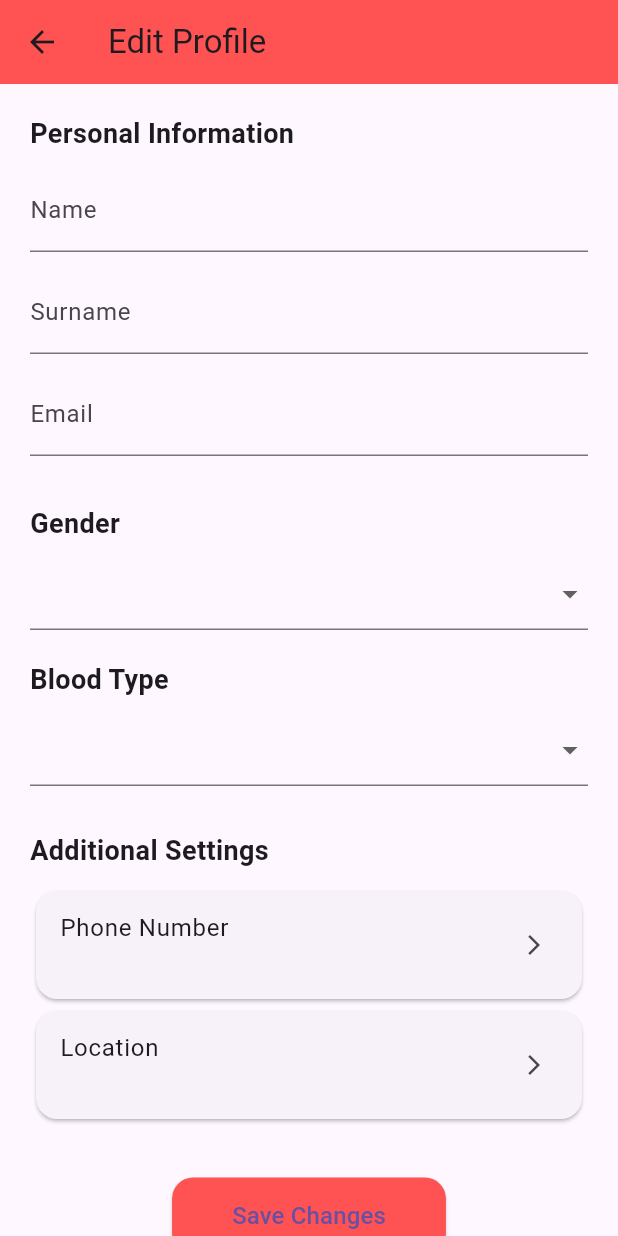
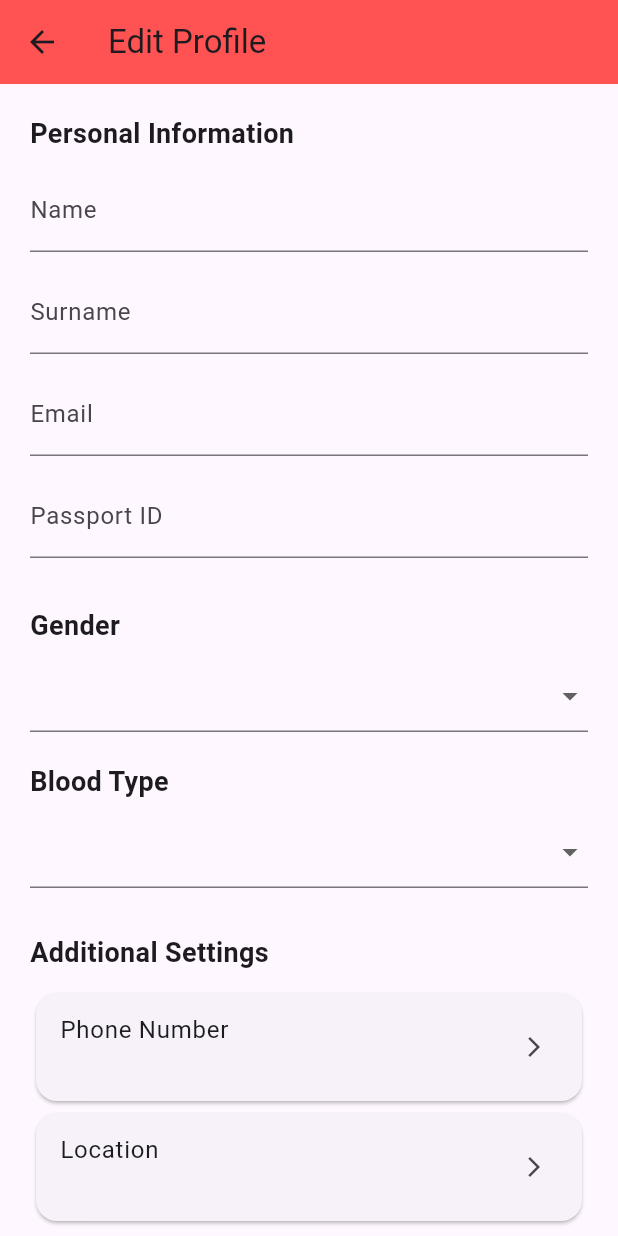
Before and after one commit to Durdana4/B-Life, a Flutter app: the EditProfileScreen screen opened directly with empty values, on a phone screen of 412 x 824 dp. Run offline on Flutter 3.47's test engine with Material 3 defaults, Android fonts, the phone set to English and light mode, and no system bars; our stand-ins replace mask_text_input_formatter, sqflite; accounts and stored records are empty.

Commit message:
Improve profile & request editing: add fields, fix date picker

```diff
--- a/lib/screens/profile/edit_profile_screen.dart
+++ b/lib/screens/profile/edit_profile_screen.dart
@@ -2,7 +2,7 @@ import 'package:flutter/material.dart';
 import '../../models/user_model.dart';
 import '../../services/database/database_helper.dart';
 import 'edit_phone_screen.dart';
-import 'edit_location_screen.dart' show EditLocationScreen;   // FIXED IMPORT
+import 'edit_location_screen.dart';
 
 class EditProfileScreen extends StatefulWidget {
   final UserModel user;
@@ -19,6 +19,7 @@ class _EditProfileScreenState extends State<EditProfileScreen> {
   late TextEditingController nameCtrl;
   late TextEditingController surnameCtrl;
   late TextEditingController emailCtrl;
+  late TextEditingController passportCtrl;
 
   String? selectedGender;
   String? selectedBloodType;
@@ -30,6 +31,7 @@ class _EditProfileScreenState extends State<EditProfileScreen> {
     nameCtrl = TextEditingController(text: widget.user.name);
     surnameCtrl = TextEditingController(text: widget.user.surname);
     emailCtrl = TextEditingController(text: widget.user.email);
+    passportCtrl = TextEditingController(text: widget.user.passportId);
 
     selectedGender = widget.user.gender;
     selectedBloodType = widget.user.bloodType;
@@ -44,6 +46,7 @@ class _EditProfileScreenState extends State<EditProfileScreen> {
       email: emailCtrl.text.trim(),
       gender: selectedGender!,
       bloodType: selectedBloodType!,
+      passportId: passportCtrl.text.trim(),
     );
 
     await DatabaseHelper.instance.updateUser(updatedUser);
@@ -70,11 +73,14 @@ class _EditProfileScreenState extends State<EditProfileScreen> {
               _input(surnameCtrl, "Surname"),
               _input(emailCtrl, "Email", type: TextInputType.emailAddress),
 
+              // PASSPORT ID FIELD
+              _passportField(),
+
               const SizedBox(height: 20),
               _section("Gender"),
 
               DropdownButtonFormField<String>(
-                initialValue: selectedGender,   // FIXED
+                value: selectedGender,
                 items: ["Male", "Female"]
                     .map((g) => DropdownMenuItem(value: g, child: Text(g)))
                     .toList(),
@@ -86,12 +92,13 @@ class _EditProfileScreenState extends State<EditProfileScreen> {
               _section("Blood Type"),
 
               DropdownButtonFormField<String>(
-                initialValue: selectedBloodType, // FIXED
+                value: selectedBloodType,
                 items: ["I+", "I-", "II+", "II-", "III+", "III-", "IV+", "IV-"]
                     .map((b) => DropdownMenuItem(value: b, child: Text(b)))
                     .toList(),
                 onChanged: (v) => setState(() => selectedBloodType = v),
-                validator: (v) => v == null ? "Please select blood type" : null,
+                validator: (v) =>
+                v == null ? "Please select blood type" : null,
               ),
 
               const SizedBox(height: 30),
@@ -107,7 +114,6 @@ class _EditProfileScreenState extends State<EditProfileScreen> {
                       builder: (_) => EditPhoneScreen(user: widget.user),
                     ),
                   );
-
                   if (updated == true) setState(() {});
                 },
               ),
@@ -122,7 +128,6 @@ class _EditProfileScreenState extends State<EditProfileScreen> {
                       builder: (_) => EditLocationScreen(user: widget.user),
                     ),
                   );
-
                   if (updated == true) setState(() {});
                 },
               ),
@@ -133,18 +138,41 @@ class _EditProfileScreenState extends State<EditProfileScreen> {
                 onPressed: _saveProfile,
                 style: ElevatedButton.styleFrom(
                   backgroundColor: Colors.redAccent,
-                  padding:
-                  const EdgeInsets.symmetric(horizontal: 40, vertical: 14),
+                  padding: const EdgeInsets.symmetric(
+                      horizontal: 40, vertical: 14),
                   shape: RoundedRectangleBorder(
                     borderRadius: BorderRadius.circular(14),
                   ),
                 ),
-                child:
-                const Text("Save Changes", style: TextStyle(fontSize: 16)),
+                child: const Text("Save Changes",
+                    style: TextStyle(fontSize: 16)),
               ),
             ],
           ),
         ),
+      ),
+    );
+  }
+
+  // PASSPORT FIELD
+  Widget _passportField() {
+    return Padding(
+      padding: const EdgeInsets.only(bottom: 12),
+      child: TextFormField(
+        controller: passportCtrl,
+        decoration: const InputDecoration(labelText: "Passport ID"),
+        validator: (value) {
+          if (value == null || value.isEmpty) {
+            return "Please enter passport ID";
+          }
+
+          final regex = RegExp(r"^[A-Z]{2}[0-9]{7}$");
+          if (!regex.hasMatch(value)) {
+            return "Format must be: AA1234567";
+          }
+
+          return null;
+        },
       ),
     );
   }
@@ -168,9 +196,11 @@ class _EditProfileScreenState extends State<EditProfileScreen> {
       alignment: Alignment.centerLeft,
       child: Padding(
         padding: const EdgeInsets.only(bottom: 10),
-        child: Text(title,
-            style:
-            const TextStyle(fontSize: 18, fontWeight: FontWeight.bold)),
+        child: Text(
+          title,
+          style:
+          const TextStyle(fontSize: 18, fontWeight: FontWeight.bold),
+        ),
       ),
     );
   }
```
Also changed, not shown: lib/screens/requests/edit_request_screen.dart (+41 -17 lines).
